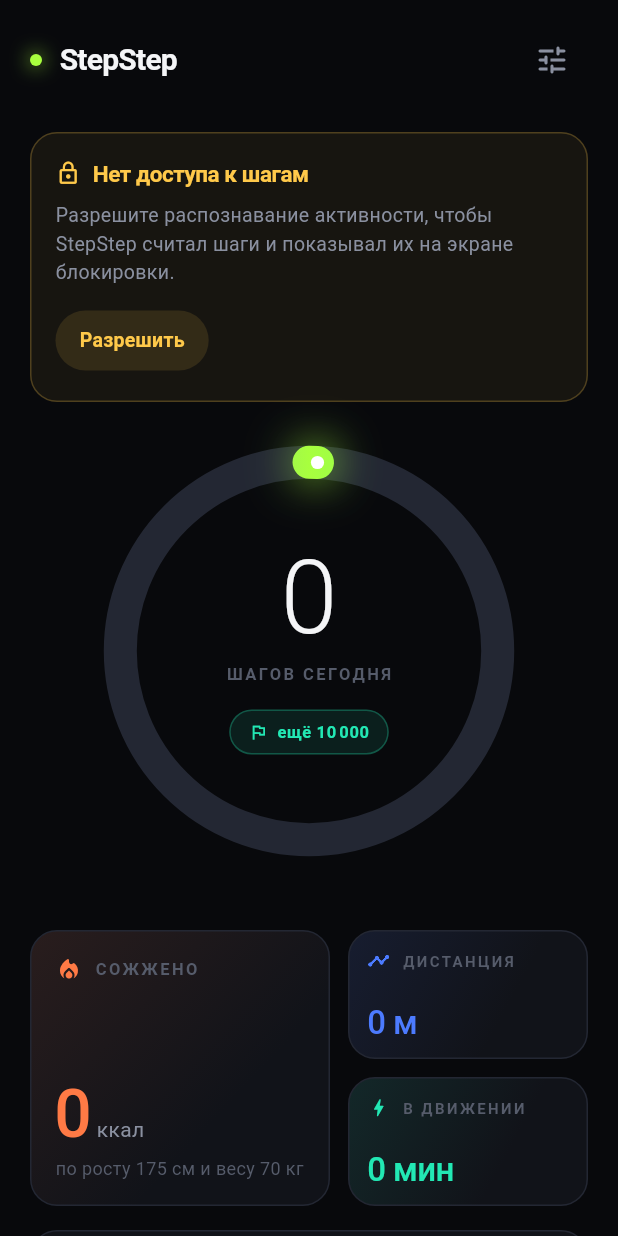
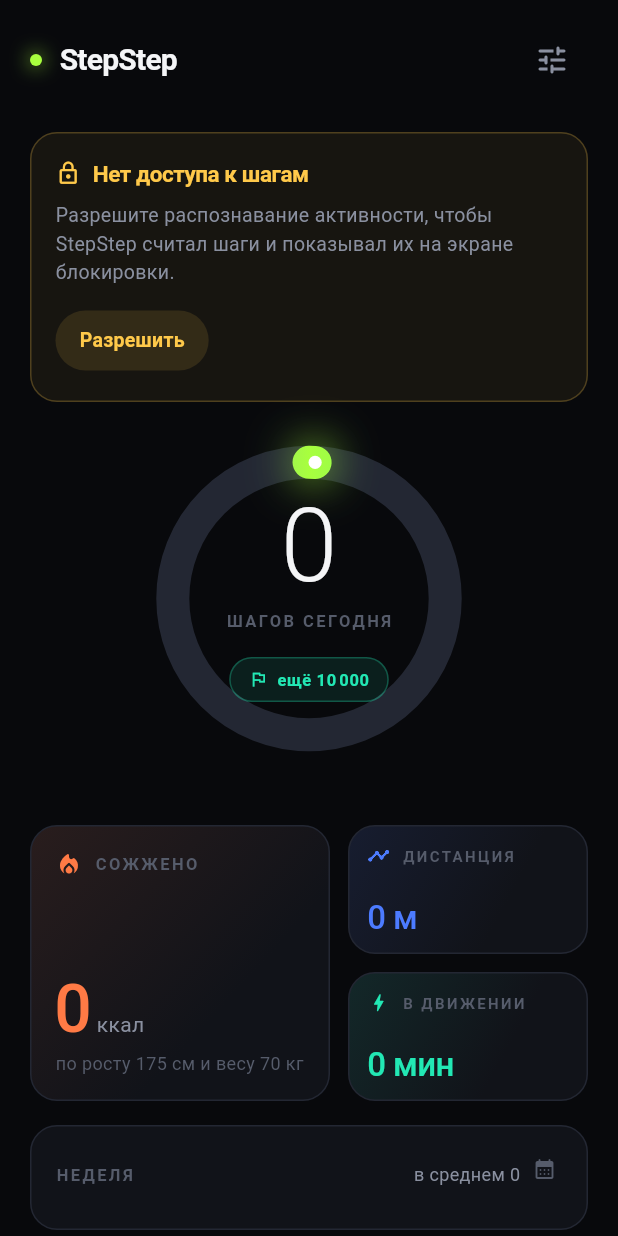
Before and after one commit to Dubious-Idea/StepStep, a Flutter app: the HomeScreen screen opened directly, on a phone screen of 412 x 824 dp. Run offline on Flutter 3.47's test engine with Material 3 defaults, Android fonts, the phone set to English and light mode, and no system bars; network calls fail.

Commit message:
fix: адаптивный главный экран без остаточного скролла
Кольцо и блок статистики были фиксированной высоты (300/184), что на
части экранов оказывалось чуть больше доступного места — отсюда лёгкое
покачивание при загрузке. Высота теперь считается один раз через
LayoutBuilder от реального размера экрана и раздаётся кольцу и сетке
явно, с минимумами, подобранными по фактическому переполнению
внутреннего контента (goal pill, StatCard), а не наугад — так и
поймалось в тестах на маленьком viewport. Заодно у карточки «НЕДЕЛЯ»
появилась кнопка входа в календарь.

```diff
--- a/lib/screens/home_screen.dart
+++ b/lib/screens/home_screen.dart
@@ -1,6 +1,7 @@
 import 'package:flutter/material.dart';
 
 import '../models/day_stats.dart';
+import '../services/calendar_math.dart';
 import '../services/metrics.dart';
 import '../services/permissions.dart';
 import '../services/step_bridge.dart';
@@ -14,6 +15,7 @@
 import '../widgets/week_chart.dart';
 import 'profile_screen.dart';
 import 'week_detail_screen.dart';
+import 'year_screen.dart';
 
 /// The one screen the app really is: today's ring, what it cost in calories,
 /// and how the week is going.
@@ -111,7 +113,19 @@
   void _openWeekDetail() {
     Navigator.of(context).push(
       MaterialPageRoute(
-        builder: (_) => WeekDetailScreen(days: _week, goal: _snapshot.goal),
+        builder: (_) => WeekDetailScreen(
+          startDate: mondayOf(DateTime.now()),
+          goal: _snapshot.goal,
+        ),
+      ),
+    );
+  }
+
+  void _openCalendar() {
+    Navigator.of(context).push(
+      MaterialPageRoute(
+        builder: (_) =>
+            YearScreen(initialYear: DateTime.now().year, goal: _snapshot.goal),
       ),
     );
   }
@@ -126,11 +140,54 @@
     await _load();
   }
 
+  /// Rough height of whichever notice banner is showing, including its own
+  /// trailing gap — used only to size the ring and grid below, so it does
+  /// not need to be exact, just not wildly off.
+  double _bannerHeightEstimate() {
+    if (_canCountSteps && _hasSensor) return 0;
+    // The permission banner carries an extra action button the sensor
+    // banner doesn't.
+    return _canCountSteps ? 130 : 170;
+  }
+
   @override
   Widget build(BuildContext context) {
     return Scaffold(
       body: SafeArea(
-        child: RefreshIndicator(
+        child: LayoutBuilder(
+          builder: (context, constraints) {
+            // StepRing sizes itself via its own LayoutBuilder, which cannot
+            // answer intrinsic-dimension queries — that rules out Expanded
+            // inside a sliver that probes intrinsics (SliverFillRemaining)
+            // to make the ring "fill the rest of the screen". Instead the
+            // available height is measured once, up front, and the ring and
+            // grid get explicit computed heights, leaving everything else at
+            // its natural size. The budget below is calibrated against the
+            // reference viewport in test/home_screen_render_test.dart, where
+            // it lands within a few pixels of the old fixed 300/184 — on a
+            // shorter screen it shrinks instead of pushing the week card off
+            // the bottom into a sliver of scroll.
+            const fixedChrome =
+                AppSpacing.lg + // ListView top padding
+                48 + // header row (IconButton's default tap target)
+                AppSpacing.xl + // gap under header
+                AppSpacing.xxl + // gap between ring and grid
+                AppSpacing.lg + // gap between grid and week card
+                190 + // week card (SurfaceCard + WeekChart), estimated
+                AppSpacing.section; // ListView bottom padding
+
+            final remainder =
+                constraints.maxHeight - fixedChrome - _bannerHeightEstimate();
+            // 230 keeps the ring's inner content — specifically the goal
+            // pill's icon + text row — wide enough not to overflow; below
+            // that the ring shrinks faster than its own contents do.
+            final heroHeight = (remainder * 0.62).clamp(230.0, 340.0);
+            // 184 was the old fixed height StatCard's content was designed
+            // against — below that its icon/value/footnote stack overflows,
+            // so this floor is not just a stylistic minimum.
+            final gridHeight = (remainder * 0.38).clamp(184.0, 210.0);
+
+            return RefreshIndicator(
               onRefresh: _load,
               color: AppColors.accentMid,
               backgroundColor: AppColors.surface,
@@ -152,8 +209,9 @@
                         icon: Icons.lock_outline,
                         title: 'Нет доступа к шагам',
                         message:
-                        'Разрешите распознавание активности, чтобы StepStep '
-                        'считал шаги и показывал их на экране блокировки.',
+                            'Разрешите распознавание активности, чтобы '
+                            'StepStep считал шаги и показывал их на '
+                            'экране блокировки.',
                         actionLabel: 'Разрешить',
                         onAction: _requestPermission,
                       ),
@@ -165,21 +223,30 @@
                         icon: Icons.sensors_off_outlined,
                         title: 'Датчик шагов не найден',
                         message:
-                        'На этом устройстве нет аппаратного счётчика шагов, '
-                        'поэтому считать шаги не получится.',
+                            'На этом устройстве нет аппаратного счётчика '
+                            'шагов, поэтому считать шаги не получится.',
                       ),
                     ),
-              _Hero(snapshot: _snapshot, isLoading: _isLoading),
+                  SizedBox(
+                    height: heroHeight,
+                    child: _Hero(snapshot: _snapshot, isLoading: _isLoading),
+                  ),
                   const SizedBox(height: AppSpacing.xxl),
-              _StatsGrid(snapshot: _snapshot),
+                  SizedBox(
+                    height: gridHeight,
+                    child: _StatsGrid(snapshot: _snapshot),
+                  ),
                   const SizedBox(height: AppSpacing.lg),
                   _WeekSection(
                     days: _week,
                     goal: _snapshot.goal,
                     onTap: _week.isEmpty ? null : _openWeekDetail,
+                    onOpenCalendar: _openCalendar,
                   ),
                 ],
               ),
+            );
+          },
         ),
       ),
     );
@@ -230,9 +297,11 @@
   Widget build(BuildContext context) {
     final animate = !MediaQuery.disableAnimationsOf(context);
 
+    // No fixed size here on purpose: the parent Expanded hands this exactly
+    // the height the current screen has room for, and StepRing's own
+    // LayoutBuilder already sizes itself to the shorter side of whatever
+    // box it gets.
     return Center(
-      child: SizedBox(
-        height: 300,
       child: TweenAnimationBuilder<double>(
         tween: Tween(end: isLoading ? 0 : snapshot.progress),
         duration: animate ? AppDuration.ring : Duration.zero,
@@ -244,7 +313,6 @@
           child: _RingContents(snapshot: snapshot),
         ),
       ),
-      ),
     );
   }
 }
@@ -254,20 +322,24 @@
 
   final StepSnapshot snapshot;
 
-  /// Widest the contents may get before they touch the ring's inner edge.
-  /// Derived from the 300px ring at a 22px stroke, with margin for the glow.
-  static const double _innerWidth = 205;
+  /// Fraction of the ring's own diameter the contents may use before they
+  /// touch its inner edge — ring size is no longer fixed, so this scales
+  /// with whatever diameter StepRing actually ends up at (originally tuned
+  /// at a 300px ring with a 22px stroke: 205 / 300 ≈ 0.68).
+  static const double _innerWidthFraction = 0.68;
 
   @override
   Widget build(BuildContext context) {
+    return LayoutBuilder(
+      builder: (context, constraints) {
         return SizedBox(
-      width: _innerWidth,
+          width: constraints.maxWidth * _innerWidthFraction,
           child: Column(
             mainAxisSize: MainAxisSize.min,
             children: [
-          // A six-figure day ("124 305") is wider than the ring's inside at the
-          // display size, so the counter scales down rather than colliding
-          // with the arc.
+              // A six-figure day ("124 305") is wider than the ring's inside
+              // at the display size, so the counter scales down rather than
+              // colliding with the arc.
               FittedBox(
                 fit: BoxFit.scaleDown,
                 child: AnimatedCounter(
@@ -281,6 +353,8 @@
               _GoalPill(snapshot: snapshot),
             ],
           ),
+        );
+      },
     );
   }
 }
@@ -336,11 +410,6 @@
 
   final StepSnapshot snapshot;
 
-  /// Fixed rather than intrinsic: `IntrinsicHeight` around a `Row` whose child
-  /// is itself a flex column forces an extra, expensive intrinsic layout pass
-  /// on every rebuild — and the counter rebuilds on every sensor reading.
-  static const double _gridHeight = 184;
-
   /// Says what the number is made of, so the figure reads as a calculation
   /// rather than a guess — and explains why the app asked for height and
   /// weight in the first place.
@@ -354,9 +423,9 @@
 
   @override
   Widget build(BuildContext context) {
-    return SizedBox(
-      height: _gridHeight,
-      child: Row(
+    // No SizedBox here either — the parent Expanded already hands this a
+    // tight height, and CrossAxisAlignment.stretch fills it.
+    return Row(
       crossAxisAlignment: CrossAxisAlignment.stretch,
       children: [
         Expanded(
@@ -399,17 +468,22 @@
           ),
         ),
       ],
-      ),
     );
   }
 }
 
 class _WeekSection extends StatelessWidget {
-  const _WeekSection({required this.days, required this.goal, this.onTap});
+  const _WeekSection({
+    required this.days,
+    required this.goal,
+    required this.onOpenCalendar,
+    this.onTap,
+  });
 
   final List<DayEntry> days;
   final int goal;
   final VoidCallback? onTap;
+  final VoidCallback onOpenCalendar;
 
   @override
   Widget build(BuildContext context) {
@@ -444,14 +518,14 @@
                   style: AppText.body.copyWith(fontSize: 12),
                 ),
               ),
-              if (onTap != null) ...[
               const SizedBox(width: AppSpacing.xs),
+              _CalendarButton(onTap: onOpenCalendar),
+              if (onTap != null)
                 const Icon(
                   Icons.chevron_right_rounded,
                   size: 16,
                   color: AppColors.textMuted,
                 ),
-              ],
             ],
           ),
           const SizedBox(height: AppSpacing.lg),
@@ -461,3 +535,32 @@
     );
   }
 }
+
+/// Opens the year/month browser. A separate tap target nested inside the
+/// week card's own [SurfaceCard.onTap] — Flutter resolves the inner
+/// [InkWell] first, so this claims its tap before it reaches the card.
+class _CalendarButton extends StatelessWidget {
+  const _CalendarButton({required this.onTap});
+
+  final VoidCallback onTap;
+
+  @override
+  Widget build(BuildContext context) {
+    return Material(
+      color: Colors.transparent,
+      shape: const CircleBorder(),
+      child: InkWell(
+        onTap: onTap,
+        customBorder: const CircleBorder(),
+        child: const Padding(
+          padding: EdgeInsets.all(4),
+          child: Icon(
+            Icons.calendar_month_rounded,
+            size: 16,
+            color: AppColors.textMuted,
+          ),
+        ),
+      ),
+    );
+  }
+}
```
Also changed, not shown: 1 other file. Lines whose indentation alone changed are shown as unchanged.
